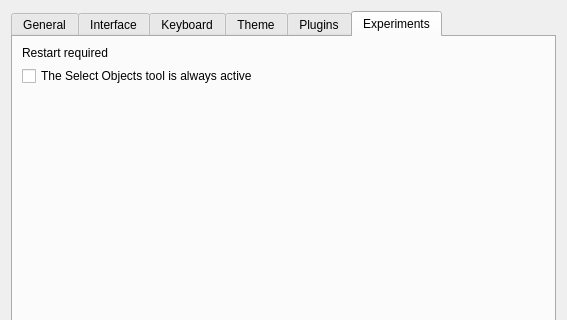
Above: src/tiled/preferencesdialog.ui from hnbdr/tiled before the change; both pictures show x 0 to 567 and y 0 to 320 of the 567 by 706 pixel window. Below: the same form after it.
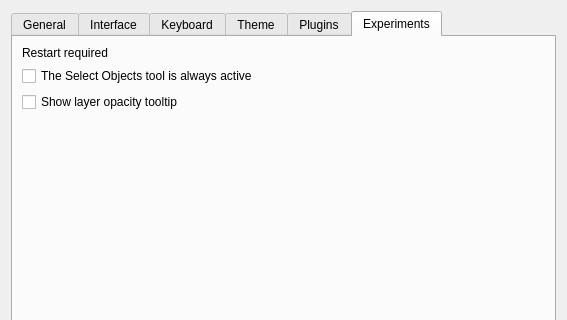
That is the form after the change. Custom widgets are drawn as their Qt base class.

Commit message: layer opacity tooltip draft

The edit to the form file:
```diff
--- a/src/tiled/preferencesdialog.ui
+++ b/src/tiled/preferencesdialog.ui
@@ -655,6 +655,13 @@
            </property>
           </widget>
          </item>
+         <item>
+          <widget class="QCheckBox" name="experimentShowLayerOpacityTooltip">
+           <property name="text">
+            <string>Show layer opacity tooltip</string>
+           </property>
+          </widget>
+         </item>
          <item>
           <spacer name="horizontalSpacer_7">
            <property name="orientation">
```
The commit also changes 4 other files.
